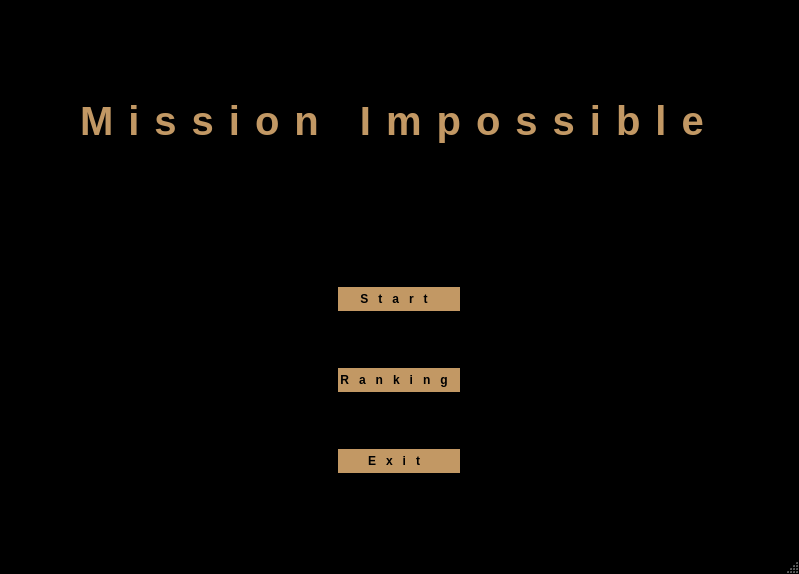
Qt form mainwindow.ui (nikonowiczp/mission-impossible) before a commit.
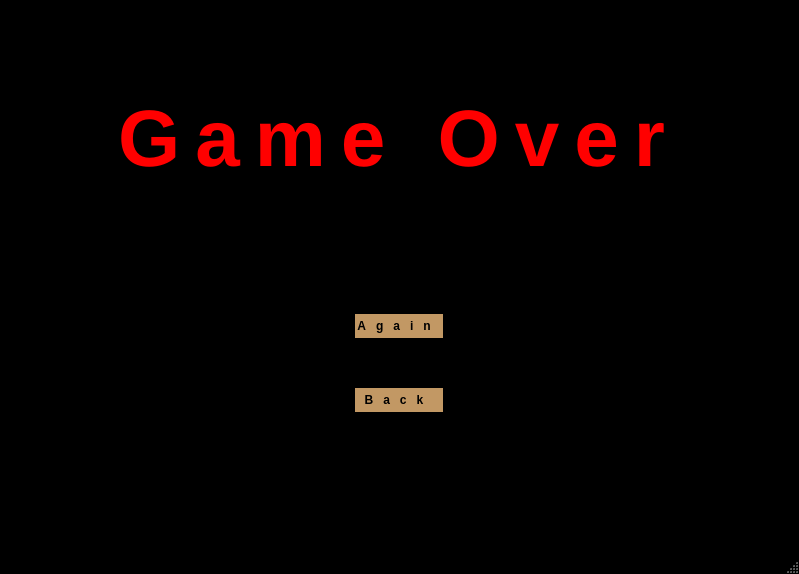
The same form after that commit. The open tabs and pages were chosen to show the change.

Commit message: Add Game Over screen and navigation back from it

Diff of the .ui file:
```diff
--- a/mainwindow.ui
+++ b/mainwindow.ui
@@ -24,7 +24,7 @@
 background-color: black;
 }</string>
    </property>
-   <layout class="QHBoxLayout" name="horizontalLayout">
+   <layout class="QVBoxLayout" name="verticalLayout_13">
     <item>
      <widget class="QStackedWidget" name="stackedWidget">
       <property name="styleSheet">
@@ -52,7 +52,7 @@
 	color: #c29864;
 }
 
-#MainPage, #DifficultyPage, #RankingPage {
+#MainPage, #DifficultyPage, #RankingPage, #GameOverPage {
 	background-color: black;
 }
 
@@ -79,7 +79,11 @@
 	text-transform: uppercase;
 	letter-spacing: 10px;
 }
-</string>
+
+#GameOverText {
+	color: red;
+	font-size: 80px;
+}</string>
       </property>
       <widget class="QWidget" name="MainPage">
        <layout class="QVBoxLayout" name="verticalLayout_2">
@@ -445,6 +449,91 @@
         </item>
        </layout>
       </widget>
+      <widget class="QWidget" name="GameOverPage">
+       <layout class="QVBoxLayout" name="verticalLayout_14">
+        <item alignment="Qt::AlignHCenter">
+         <widget class="QFrame" name="GameOverTextFrame">
+          <property name="maximumSize">
+           <size>
+            <width>600</width>
+            <height>100</height>
+           </size>
+          </property>
+          <property name="frameShape">
+           <enum>QFrame::StyledPanel</enum>
+          </property>
+          <property name="frameShadow">
+           <enum>QFrame::Raised</enum>
+          </property>
+          <layout class="QVBoxLayout" name="verticalLayout_12">
+           <item alignment="Qt::AlignHCenter">
+            <widget class="QLabel" name="GameOverText">
+             <property name="maximumSize">
+              <size>
+               <width>600</width>
+               <height>100</height>
+              </size>
+             </property>
+             <property name="text">
+              <string>Game Over</string>
+             </property>
+            </widget>
+           </item>
+          </layout>
+         </widget>
+        </item>
+        <item alignment="Qt::AlignHCenter">
+         <widget class="QFrame" name="GameOverButtonsFrame">
+          <property name="minimumSize">
+           <size>
+            <width>100</width>
+            <height>200</height>
+           </size>
+          </property>
+          <property name="maximumSize">
+           <size>
+            <width>500</width>
+            <height>200</height>
+           </size>
+          </property>
+          <property name="frameShape">
+           <enum>QFrame::StyledPanel</enum>
+          </property>
+          <property name="frameShadow">
+           <enum>QFrame::Raised</enum>
+          </property>
+          <layout class="QVBoxLayout" name="verticalLayout_11">
+           <item>
+            <widget class="QPushButton" name="RestartButton">
+             <property name="maximumSize">
+              <size>
+               <width>500</width>
+               <height>30</height>
+              </size>
+             </property>
+             <property name="text">
+              <string>Again</string>
+             </property>
+            </widget>
+           </item>
+           <item>
+            <widget class="QPushButton" name="GameOverBackButton">
+             <property name="maximumSize">
+              <size>
+               <width>500</width>
+               <height>30</height>
+              </size>
+             </property>
+             <property name="text">
+              <string>Back</string>
+             </property>
+            </widget>
+           </item>
+          </layout>
+         </widget>
+        </item>
+       </layout>
+      </widget>
      </widget>
     </item>
    </layout>
```
Left out of the diff: 2 changed lines with no effect on the pictures. The commit also changes 2 other files.
